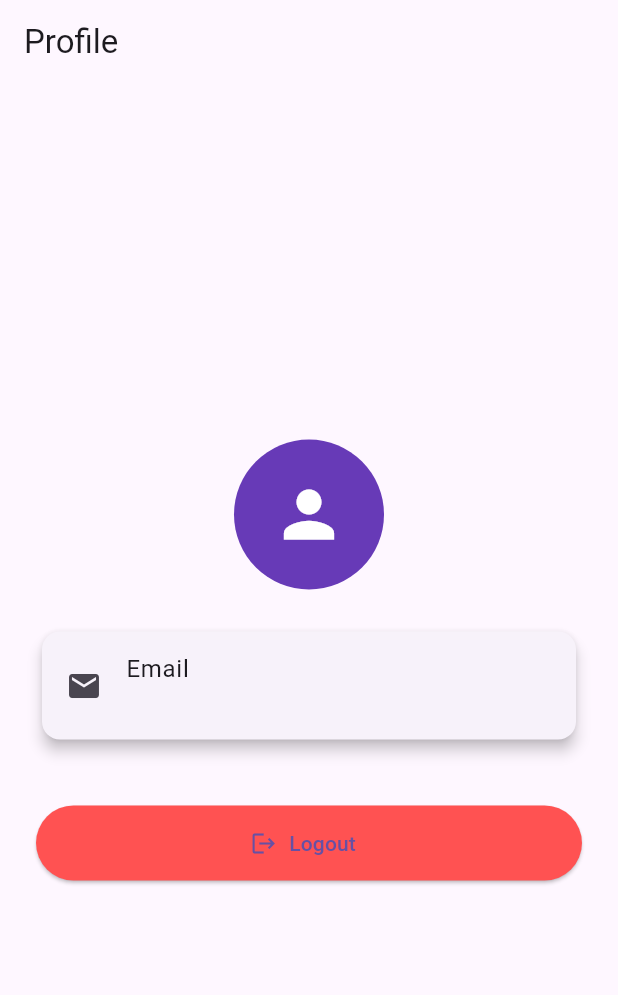
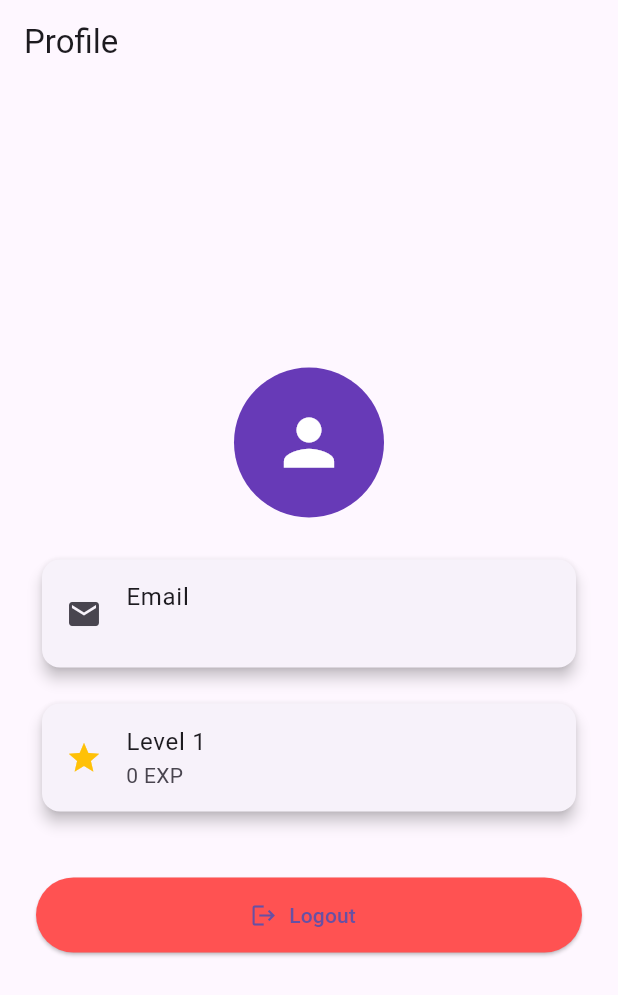
Before and after one commit to Cs3541/U-of-Mog---Duluth, a Flutter app: the ProfileScreen screen opened directly, on a phone screen of 412 x 824 dp. Shown: the top 995 px of the screen. Run offline on Flutter 3.47's test engine with Material 3 defaults, Android fonts, the phone set to English and light mode, and no system bars; our stand-ins replace firebase_auth, firebase_core, firebase_database; accounts and stored records are empty; network calls fail.

Commit message:
Add Exp/Level to Profile Screen

```diff
--- a/get_fit/lib/models/exp_model.dart
+++ b/get_fit/lib/models/exp_model.dart
@@ -11,6 +11,25 @@ class ExpAwardResult {
   });
 }
 
+class ExpStatus {
+  final int totalExp;
+  final int level;
+  final int expIntoLevel;
+  final int expToNextLevel;
+  final int streakDays;
+
+  const ExpStatus({
+    required this.totalExp,
+    required this.level,
+    required this.expIntoLevel,
+    required this.expToNextLevel,
+    required this.streakDays,
+  });
+
+  double get progress =>
+      expToNextLevel == 0 ? 0 : expIntoLevel / expToNextLevel;
+}
+
 class ExpRules {
   static const int completionBonus = 15;
   static const int expPerMinute = 1;
@@ -21,7 +40,7 @@ class ExpRules {
 
   static int expForActivity({
     required int durationMinutes,
-    required int streakDays
+    required int streakDays,
   }) {
     if (durationMinutes <= 0) return 0;
     final raw = completionBonus + durationMinutes * expPerMinute;
@@ -30,18 +49,18 @@ class ExpRules {
     return capped + bonus;
   }
 
+  static String _dateKey(DateTime d) => d.toString().substring(0, 10);
+
   static Future<void> addActivityExp(String uid, int durationMinutes) async {
     final ref = FirebaseDatabase.instance.ref('users/$uid');
     final snapshot = await ref.get();
     final data = (snapshot.value as Map?) ?? {};
-    final currentExp = (data['totalExp'] as int?) ?? 0;
+    final currentExp = (data['totalExp'] as num?)?.toInt() ?? 0;
     final lastDate = data['lastStreakDate'] as String?;
-    final today = DateTime.now().toString().substring(0, 10);
-    final yesterday = DateTime.now()
-        .subtract(const Duration(days: 1))
-        .toString()
-        .substring(0, 10);
-    int streak = (data['streakDays'] as int?) ?? 0;
+    final today = _dateKey(DateTime.now());
+    final yesterday =
+        _dateKey(DateTime.now().subtract(const Duration(days: 1)));
+    int streak = (data['streakDays'] as num?)?.toInt() ?? 0;
     int bonusDays = 0;
     if (lastDate != today) {
       streak = (lastDate == yesterday) ? streak + 1 : 1;
@@ -60,9 +79,38 @@ class ExpRules {
     });
   }
 
+  static int totalExpForLevel(int level) =>
+      expPerLevel * level * (level - 1) ~/ 2;
+
   static int levelForExp(int totalExp) {
     if (totalExp <= 0) return 1;
-    int level = ((1 + sqrt(1 + 8 * totalExp / 100)) / 2).floor();
-    return level + 1;
+    return ((1 + sqrt(1 + 8 * totalExp / expPerLevel)) / 2).floor();
+  }
+
+  static ExpStatus statusFor(int totalExp, int streakDays) {
+    final level = levelForExp(totalExp);
+    final levelStart = totalExpForLevel(level);
+    final levelEnd = totalExpForLevel(level + 1);
+    return ExpStatus(
+      totalExp: totalExp,
+      level: level,
+      expIntoLevel: totalExp - levelStart,
+      expToNextLevel: levelEnd - levelStart,
+      streakDays: streakDays,
+    );
+  }
+
+  static Stream<ExpStatus> watchExp(String uid) {
+    return FirebaseDatabase.instance.ref('users/$uid').onValue.map((event) {
+      final data = (event.snapshot.value as Map?) ?? {};
+      final total = (data['totalExp'] as num?)?.toInt() ?? 0;
+      int streak = (data['streakDays'] as num?)?.toInt() ?? 0;
+      final lastDate = data['lastStreakDate'] as String?;
+      final today = _dateKey(DateTime.now());
+      final yesterday = _dateKey(DateTime.now().subtract(const Duration(days: 1)));
+      if (lastDate != today && lastDate != yesterday) streak = 0;
+
+      return statusFor(total, streak);
+    });
   }
 }
--- a/get_fit/lib/presenters/auth_presenter.dart
+++ b/get_fit/lib/presenters/auth_presenter.dart
@@ -18,4 +18,6 @@ class AuthPresenter {
   Stream authStateChanges() => _model.authStateChanges();
 
   String? getCurrentUserEmail() => _model.getCurrentUser()?.email;
+
+  String? getCurrentUserId() => _model.getCurrentUser()?.uid;
 }
--- a/get_fit/lib/presenters/exp_presenter.dart
+++ b/get_fit/lib/presenters/exp_presenter.dart
@@ -1,2 +1,5 @@
-import 'package:flutter/material.dart';
 import '../models/exp_model.dart';
+
+class ExpPresenter {
+  Stream<ExpStatus> watchExp(String uid) => ExpRules.watchExp(uid);
+}
--- a/get_fit/lib/views/profile_screen.dart
+++ b/get_fit/lib/views/profile_screen.dart
@@ -1,9 +1,12 @@
 import 'package:flutter/material.dart';
+import '../models/exp_model.dart';
 import '../presenters/auth_presenter.dart';
+import '../presenters/exp_presenter.dart';
 import 'login_screen.dart';
 
 class ProfileScreen extends StatelessWidget {
   final AuthPresenter _presenter = AuthPresenter();
+  final ExpPresenter _expPresenter = ExpPresenter();
 
   ProfileScreen({super.key});
 
@@ -19,6 +22,7 @@ class ProfileScreen extends StatelessWidget {
   @override
   Widget build(BuildContext context) {
     final email = _presenter.getCurrentUserEmail() ?? 'Unknown User';
+    final uid = _presenter.getCurrentUserId() ?? '';
 
     return Scaffold(
       appBar: AppBar(
@@ -47,6 +51,28 @@ class ProfileScreen extends StatelessWidget {
                 subtitle: Text(email),
               ),
             ),
+            const SizedBox(height: 16),
+
+            // NEW: level + EXP
+            StreamBuilder<ExpStatus>(
+              stream: _expPresenter.watchExp(uid),
+              builder: (context, snapshot) {
+                final s = snapshot.data;
+                if (s == null) return const CircularProgressIndicator();
+                return Card(
+                  elevation: 4,
+                  shape: RoundedRectangleBorder(
+                    borderRadius: BorderRadius.circular(12),
+                  ),
+                  child: ListTile(
+                    leading: const Icon(Icons.star, color: Colors.amber),
+                    title: Text('Level ${s.level}'),
+                    subtitle: Text('${s.totalExp} EXP'),
+                  ),
+                );
+              },
+            ),
+
             const SizedBox(height: 40),
             ElevatedButton.icon(
               onPressed: () => _logout(context),
```
